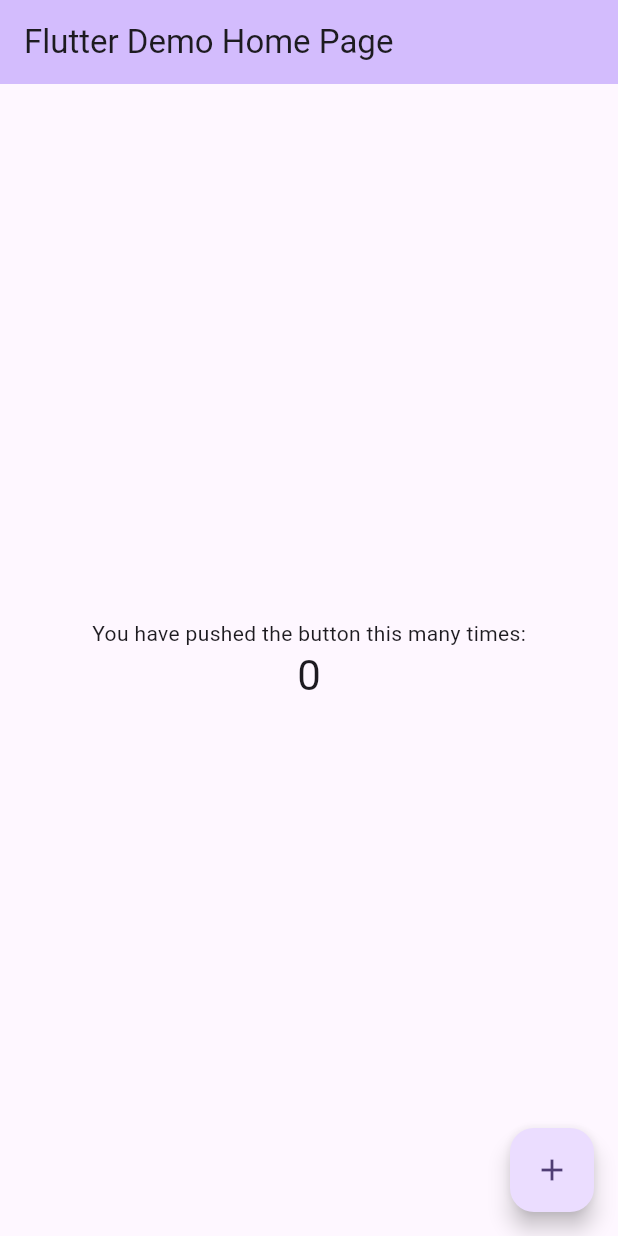
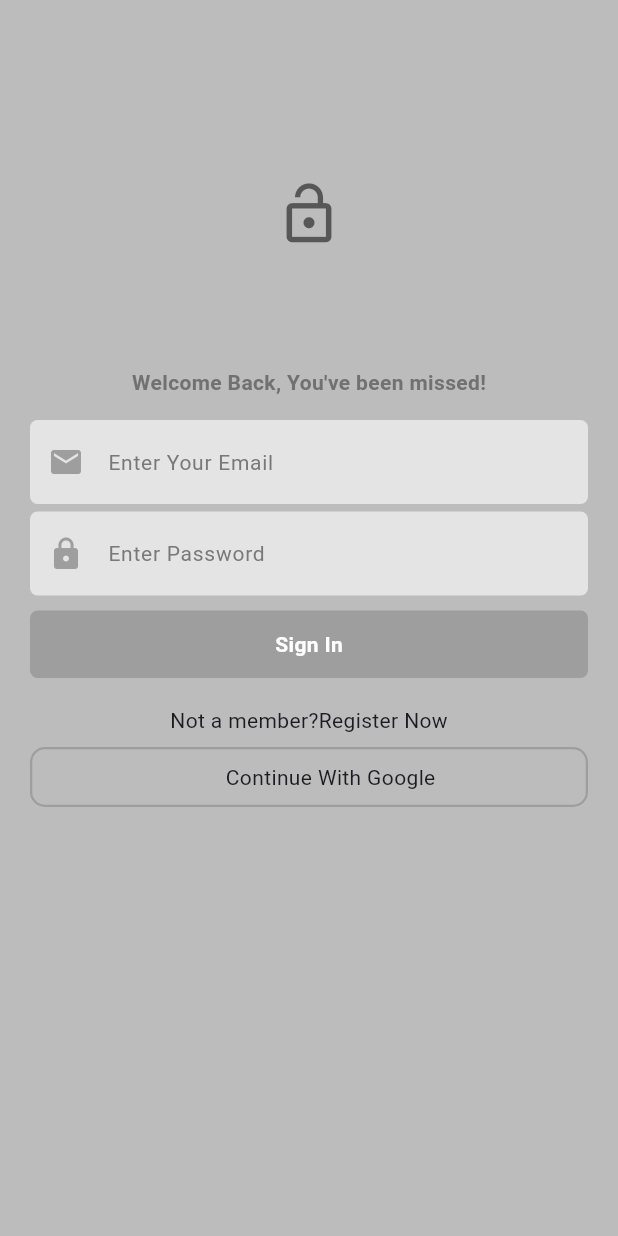
Before and after one commit to DevUsama007/Flutter_Google_Sign_In_With_Firebase, a Flutter app: the screen it shows after launch, on a phone screen of 412 x 824 dp. Run offline on Flutter 3.47's test engine with Material 3 defaults, Android fonts, the light colour scheme and no system bars; our stand-ins replace firebase_auth, firebase_core, google_sign_in; accounts and stored records are empty.

Commit message:
google sign in and sign function are added and all the inital setup are commited

```diff
--- a/lib/main.dart
+++ b/lib/main.dart
@@ -1,6 +1,13 @@
 import 'package:flutter/material.dart';
+import 'package:google_sing_in_with_firebase/firebase_options.dart';
+import 'package:google_sing_in_with_firebase/view/google_sign_in.dart';
+import 'package:firebase_core/firebase_core.dart';
 
-void main() {
+void main() async {
+  WidgetsFlutterBinding.ensureInitialized();
+  await Firebase.initializeApp(
+    options: DefaultFirebaseOptions.currentPlatform,
+  );
   runApp(const MyApp());
 }
 
@@ -11,6 +18,7 @@
   @override
   Widget build(BuildContext context) {
     return MaterialApp(
+      debugShowCheckedModeBanner: false,
       title: 'Flutter Demo',
       theme: ThemeData(
         // This is the theme of your application.
@@ -31,95 +39,7 @@
         colorScheme: ColorScheme.fromSeed(seedColor: Colors.deepPurple),
         useMaterial3: true,
       ),
-      home: const MyHomePage(title: 'Flutter Demo Home Page'),
+      home: GoogleSingInWithFlutter(),
     );
   }
 }
-
-class MyHomePage extends StatefulWidget {
-  const MyHomePage({super.key, required this.title});
-
-  // This widget is the home page of your application. It is stateful, meaning
-  // that it has a State object (defined below) that contains fields that affect
-  // how it looks.
-
-  // This class is the configuration for the state. It holds the values (in this
-  // case the title) provided by the parent (in this case the App widget) and
-  // used by the build method of the State. Fields in a Widget subclass are
-  // always marked "final".
-
-  final String title;
-
-  @override
-  State<MyHomePage> createState() => _MyHomePageState();
-}
-
-class _MyHomePageState extends State<MyHomePage> {
-  int _counter = 0;
-
-  void _incrementCounter() {
-    setState(() {
-      // This call to setState tells the Flutter framework that something has
-      // changed in this State, which causes it to rerun the build method below
-      // so that the display can reflect the updated values. If we changed
-      // _counter without calling setState(), then the build method would not be
-      // called again, and so nothing would appear to happen.
-      _counter++;
-    });
-  }
-
-  @override
-  Widget build(BuildContext context) {
-    // This method is rerun every time setState is called, for instance as done
-    // by the _incrementCounter method above.
-    //
-    // The Flutter framework has been optimized to make rerunning build methods
-    // fast, so that you can just rebuild anything that needs updating rather
-    // than having to individually change instances of widgets.
-    return Scaffold(
-      appBar: AppBar(
-        // TRY THIS: Try changing the color here to a specific color (to
-        // Colors.amber, perhaps?) and trigger a hot reload to see the AppBar
-        // change color while the other colors stay the same.
-        backgroundColor: Theme.of(context).colorScheme.inversePrimary,
-        // Here we take the value from the MyHomePage object that was created by
-        // the App.build method, and use it to set our appbar title.
-        title: Text(widget.title),
-      ),
-      body: Center(
-        // Center is a layout widget. It takes a single child and positions it
-        // in the middle of the parent.
-        child: Column(
-          // Column is also a layout widget. It takes a list of children and
-          // arranges them vertically. By default, it sizes itself to fit its
-          // children horizontally, and tries to be as tall as its parent.
-          //
-          // Column has various properties to control how it sizes itself and
-          // how it positions its children. Here we use mainAxisAlignment to
-          // center the children vertically; the main axis here is the vertical
-          // axis because Columns are vertical (the cross axis would be
-          // horizontal).
-          //
-          // TRY THIS: Invoke "debug painting" (choose the "Toggle Debug Paint"
-          // action in the IDE, or press "p" in the console), to see the
-          // wireframe for each widget.
-          mainAxisAlignment: MainAxisAlignment.center,
-          children: <Widget>[
-            const Text(
-              'You have pushed the button this many times:',
-            ),
-            Text(
-              '$_counter',
-              style: Theme.of(context).textTheme.headlineMedium,
-            ),
-          ],
-        ),
-      ),
-      floatingActionButton: FloatingActionButton(
-        onPressed: _incrementCounter,
-        tooltip: 'Increment',
-        child: const Icon(Icons.add),
-      ), // This trailing comma makes auto-formatting nicer for build methods.
-    );
-  }
-}
--- /dev/null
+++ b/lib/services/authServices.dart
@@ -0,0 +1,34 @@
+import 'package:firebase_auth/firebase_auth.dart';
+import 'package:google_sign_in/google_sign_in.dart';
+
+class AuthServices {
+  FirebaseAuth _firebaseAuth = FirebaseAuth.instance;
+  static final GoogleSignIn _googleSignIn = GoogleSignIn(
+    scopes: ['email', 'profile'],
+  );
+  signInWithGoolge() async {
+    //begin interactive sign in process
+    final GoogleSignInAccount? guser = await _googleSignIn.signIn();
+    if (guser == null) {
+      return Null;
+    }
+    //obtain auth detail from request
+    final GoogleSignInAuthentication gAuth = await guser!.authentication;
+
+    //creat a new cradential for user
+    final credential = GoogleAuthProvider.credential(
+        accessToken: gAuth.accessToken, idToken: gAuth.idToken);
+    final UserCredential userCredential =
+        await _firebaseAuth.signInWithCredential(credential);
+
+    //sign in
+    return userCredential.user;
+  }
+
+  signOut() async {
+    print("object");
+    await _googleSignIn.signOut();
+    await FirebaseAuth.instance.signOut();
+    print('sign out');
+  }
+}
--- /dev/null
+++ b/lib/view/google_sign_in.dart
@@ -0,0 +1,142 @@
+import 'package:firebase_auth/firebase_auth.dart';
+import 'package:flutter/material.dart';
+import 'package:google_sign_in/google_sign_in.dart';
+import 'package:google_sing_in_with_firebase/services/authServices.dart';
+import 'package:google_sing_in_with_firebase/view/homescreenview.dart';
+import 'package:google_sing_in_with_firebase/widgets/customButtonWidget.dart';
+import 'package:google_sing_in_with_firebase/widgets/customTextField.dart';
+
+class GoogleSingInWithFlutter extends StatefulWidget {
+  const GoogleSingInWithFlutter({super.key});
+
+  @override
+  State<GoogleSingInWithFlutter> createState() =>
+      _GoogleSingInWithFlutterState();
+}
+
+class _GoogleSingInWithFlutterState extends State<GoogleSingInWithFlutter> {
+  AuthServices _authServices = AuthServices();
+  TextEditingController email = TextEditingController();
+  TextEditingController password = TextEditingController();
+  static final GoogleSignIn _googleSignIn = GoogleSignIn(
+    scopes: ['email', 'profile'],
+  );
+
+  @override
+  Widget build(BuildContext context) {
+    return Scaffold(
+      backgroundColor: const Color.fromARGB(255, 188, 188, 188),
+      body: Padding(
+        padding: const EdgeInsets.symmetric(horizontal: 10),
+        child: Container(
+          child: SingleChildScrollView(
+            child: Column(
+              mainAxisAlignment: MainAxisAlignment.center,
+              crossAxisAlignment: CrossAxisAlignment.center,
+              children: [
+                SizedBox(
+                  height: 120,
+                ),
+                Icon(
+                  Icons.lock_open,
+                  color: const Color.fromARGB(255, 62, 62, 62).withOpacity(0.8),
+                  size: 45,
+                ),
+                SizedBox(
+                  height: 50,
+                ),
+                Padding(
+                  padding: const EdgeInsets.only(top: 30, bottom: 15),
+                  child: Text(
+                    "Welcome Back, You've been missed!",
+                    style: TextStyle(
+                        color: const Color.fromARGB(255, 113, 113, 113),
+                        fontSize: 14,
+                        fontWeight: FontWeight.bold),
+                  ),
+                ),
+                CustomTextField(
+                    hintText: 'Enter Your Email',
+                    icon: Icons.email,
+                    controller: email),
+                SizedBox(
+                  height: 5,
+                ),
+                CustomTextField(
+                    hintText: 'Enter Password',
+                    icon: Icons.lock,
+                    controller: password),
+                Padding(
+                  padding: const EdgeInsets.all(10.0),
+                  child: CustomButtonWidget(
+                      ontap: () async {
+                        try {
+                          await _authServices.signOut();
+                        } catch (e) {
+                          print(e);
+                        }
+                      },
+                      title: 'Sign In'),
+                ),
+                Padding(
+                  padding: EdgeInsets.symmetric(vertical: 8, horizontal: 5),
+                  child: Row(
+                    mainAxisAlignment: MainAxisAlignment.center,
+                    children: [Text('Not a member?'), Text('Register Now')],
+                  ),
+                ),
+                Padding(
+                  padding: const EdgeInsets.symmetric(horizontal: 10),
+                  child: InkWell(
+                    onTap: () async {
+                      final User? user = await _authServices.signInWithGoolge();
+                      print(user!.displayName);
+                      if (user!=Null) {
+                         Navigator.push(
+                            context,
+                            MaterialPageRoute(
+                              builder: (context) => HomeScreenView(
+                                  userid: user.uid,
+                                  name: user!.displayName.toString(),
+                                  email: user!.email.toString(),
+                                  dp: user!.photoURL.toString(),
+                                  isEmailVerified:
+                                      user!.emailVerified.toString()),
+                            ));
+                      }else{
+
+                      }
+
+                    },
+                    child: Container(
+                      // width: 240,
+                      height: 40,
+                      decoration: BoxDecoration(
+                          borderRadius: BorderRadius.circular(10),
+                          border: Border.all(
+                            width: 1.5,
+                            color: Colors.grey,
+                          )),
+                      child: Center(
+                          child: Row(
+                        mainAxisAlignment: MainAxisAlignment.center,
+                        children: [
+                          Container(
+                            width: 25,
+                            height: 30,
+                            decoration: BoxDecoration(),
+                          ),
+                          Text(' Continue With Google'),
+                        ],
+                      )),
+                    ),
+                  ),
+                ),
+              ],
+            ),
+          ),
+        ),
+      ),
+    );
+  }
+}
--- /dev/null
+++ b/lib/widgets/customButtonWidget.dart
@@ -0,0 +1,23 @@
+import 'package:flutter/material.dart';
+
+Widget CustomButtonWidget(
+    {required VoidCallback ontap, required String title}) {
+  return InkWell(
+    onTap: ontap,
+    child: Container(
+      // width: 220,
+      height: 45,
+      decoration: BoxDecoration(
+        color: Colors.grey,
+        borderRadius: BorderRadius.circular(5),
+      ),
+      child: Center(
+        child: Text(
+          title,
+          style: TextStyle(
+              color: Colors.white, fontSize: 14, fontWeight: FontWeight.bold),
+        ),
+      ),
+    ),
+  );
+}
--- /dev/null
+++ b/lib/widgets/customTextField.dart
@@ -0,0 +1,39 @@
+import 'package:flutter/material.dart';
+
+Widget CustomTextField({
+  required String hintText,
+  required IconData icon,
+  required TextEditingController controller,
+}) {
+  return Padding(
+    padding: const EdgeInsets.symmetric(horizontal: 10),
+    child: TextField(
+      controller: controller,
+      style: TextStyle(color: const Color.fromARGB(255, 122, 121, 121)),
+      cursorColor: Colors.white,
+      decoration: InputDecoration(
+        enabledBorder: OutlineInputBorder(
+          borderRadius: BorderRadius.circular(5),
+          borderSide: BorderSide.none,
+        ),
+        focusedBorder: OutlineInputBorder(
+          borderRadius: BorderRadius.circular(10),
+          borderSide: BorderSide(color: Colors.grey, width: 1.5),
+        ),
+        filled: true,
+        fillColor: const Color.fromARGB(255, 229, 228, 228),
+        hintText: hintText,
+        hintStyle: TextStyle(
+            fontSize: 14, color: const Color.fromARGB(255, 122, 121, 121)),
+        prefixIcon: Icon(
+          icon,
+          color: Colors.grey,
+        ),
+        border: OutlineInputBorder(
+          borderRadius: BorderRadius.circular(5),
+          borderSide: BorderSide.none,
+        ),
+      ),
+    ),
+  );
+}
--- a/pubspec.yaml
+++ b/pubspec.yaml
@@ -35,6 +35,8 @@ dependencies:
   # The following adds the Cupertino Icons font to your application.
   # Use with the CupertinoIcons class for iOS style icons.
   cupertino_icons: ^1.0.8
+  google_sign_in: ^6.2.2
+  firebase_auth: ^6.1.0
 
 dev_dependencies:
   flutter_test:
```
Also changed, not shown: lib/utils/notification.dart (added, +15 -0 lines), lib/view/homescreenview.dart (added, +124 -0 lines), firebase.json (added), lib/firebase_options.dart (added), pubspec.lock, 7 other files.
